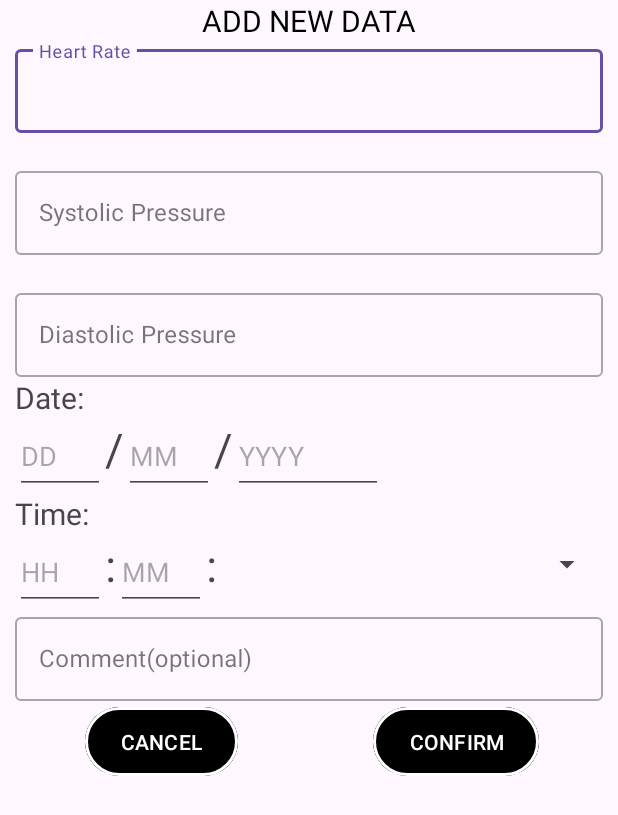
After one commit to taut0logy/Panacea, an Android app: the layout addnew_dialog.xml on its own in the app's theme, with its tools: preview values and no code run, on a phone screen of 412 x 824 dp. The commit adds this screen. Shown: the top 815 px of the screen. Run offline under Robolectric (Android 15) with nearby library versions, the phone set to English and light mode, and no system bars.

Commit message:
additional activities created

```diff
--- a/app/src/main/AndroidManifest.xml
+++ b/app/src/main/AndroidManifest.xml
@@ -26,11 +26,13 @@
             android:theme="@style/Theme.Panacea">
             <intent-filter>
                 <action android:name="android.intent.action.MAIN" />
+
                 <category android:name="android.intent.category.LAUNCHER" />
             </intent-filter>
         </activity>
-        <activity android:name=".MainActivity"
-            android:exported="true"/>
+        <activity
+            android:name=".MainActivity"
+            android:exported="true" />
     </application>
 
 </manifest>
--- /dev/null
+++ b/app/src/main/java/com/project/panacea/HeartRateData.kt
@@ -0,0 +1,23 @@
+package com.project.panacea
+
+object HeartRateData {
+    private var systolicPressure: String = "120"
+    private var diastolicPressure: String = "80"
+
+    fun getSystolicPressure(): String {
+        return systolicPressure
+    }
+
+    fun setSystolicPressure(newPressure: String) {
+        systolicPressure = newPressure
+    }
+
+    fun getDiastolicPressure(): String {
+        return diastolicPressure
+    }
+
+    fun setDiastolicPressure(newPressure: String) {
+        diastolicPressure = newPressure
+    }
+
+}
--- a/app/src/main/java/com/project/panacea/HomeActivity.kt
+++ b/app/src/main/java/com/project/panacea/HomeActivity.kt
@@ -16,16 +16,12 @@ class HomeActivity : AppCompatActivity() {
         super.onCreate(savedInstanceState)
         enableEdgeToEdge()
         setContentView(R.layout.activity_home)
-//        ViewCompat.setOnApplyWindowInsetsListener(findViewById(R.id.main)) { v, insets ->
-//            val systemBars = insets.getInsets(WindowInsetsCompat.Type.systemBars())
-//            v.setPadding(systemBars.left, systemBars.top, systemBars.right, systemBars.bottom)
-//            insets
-//        }
+
         val recordsCardView = findViewById<CardView>(R.id.records)
 
         recordsCardView.setOnClickListener {
-            Toast.makeText(this, "Intent is not null", Toast.LENGTH_SHORT).show()
-                startActivity(intent);
+            val intent = Intent(this, RecordActivity::class.java)
+            startActivity(intent);
         }
     }
 }
--- a/app/src/main/java/com/project/panacea/RecordActivity.kt
+++ b/app/src/main/java/com/project/panacea/RecordActivity.kt
@@ -1,9 +1,13 @@
 package com.project.panacea
 
+import android.app.Dialog
 import android.os.Bundle
 import android.widget.Button
+import android.widget.EditText
+import android.widget.Spinner
 import androidx.activity.enableEdgeToEdge
 import androidx.appcompat.app.AppCompatActivity
+import android.widget.ArrayAdapter
 import androidx.core.view.ViewCompat
 import androidx.core.view.WindowInsetsCompat
 
@@ -13,13 +17,27 @@ class RecordActivity : AppCompatActivity() {
         super.onCreate(savedInstanceState)
         enableEdgeToEdge()
         setContentView(R.layout.activity_record)
-//        ViewCompat.setOnApplyWindowInsetsListener(findViewById(R.id.main)) { v, insets ->
-//            val systemBars = insets.getInsets(WindowInsetsCompat.Type.systemBars())
-//            v.setPadding(systemBars.left, systemBars.top, systemBars.right, systemBars.bottom)
-//            insets
-//        }
-        var addBtn = findViewById<Button>(R.id.add_new);
-        addBtn.setOnClickListener {
+
+        val systolicPressure = HeartRateData.getSystolicPressure()
+        val diastolicPressure = HeartRateData.getDiastolicPressure()
+
+        var addNewBtn = findViewById<Button>(R.id.add_new);
+        var statBtn = findViewById<Button>(R.id.stats);
+        addNewBtn.setOnClickListener {
+            val dialog = Dialog(this)
+            dialog.setContentView(R.layout.addnew_dialog)
+            val spinner: Spinner = dialog.findViewById(R.id.spinner)
+            val items = arrayOf("AM", "PM")
+            val adapter = ArrayAdapter(this, android.R.layout.simple_spinner_item, items)
+            spinner.adapter = adapter
+            dialog.findViewById<Button>(R.id.Cancel).setOnClickListener {
+                dialog.dismiss()
+            }
+
+            dialog.findViewById<Button>(R.id.Add).setOnClickListener {
+
+            }
+
 
         }
     }
--- a/app/src/main/res/layout/activity_home.xml
+++ b/app/src/main/res/layout/activity_home.xml
@@ -59,6 +59,7 @@
                         android:layout_width="match_parent"
                         android:layout_height="wrap_content"
                         android:text="Doctors"
+                        android:lines="2"
                         android:textStyle="bold"
                         android:textSize="20sp"
                         android:textColor="#000"
@@ -91,6 +92,7 @@
                         android:layout_width="match_parent"
                         android:layout_height="wrap_content"
                         android:text="Medicine"
+                        android:lines="2"
                         android:textStyle="bold"
                         android:textSize="20sp"
                         android:textColor="#000"
@@ -123,6 +125,7 @@
                         android:layout_width="match_parent"
                         android:layout_height="wrap_content"
                         android:text="Reminder"
+                        android:lines="2"
                         android:textStyle="bold"
                         android:textSize="20sp"
                         android:textColor="#000"
--- a/app/src/main/res/layout/activity_record.xml
+++ b/app/src/main/res/layout/activity_record.xml
@@ -131,10 +131,6 @@
                         android:layout_width="131dp"
                         android:layout_height="144dp"
                         android:layout_centerInParent="true"/>
-                    <!--                        android:background="@drawable/shape_circle_bg"-->
-                    <!--                        android:max="200"-->
-                    <!--                        android:progress="0"-->
-                    <!--                        android:progressDrawable="@drawable/shape_circle_progress" />-->
 
                     <TextView
                         android:id="@+id/textView7"
@@ -260,7 +256,7 @@
                 android:layout_weight="1">
 
                 <Button
-                    android:id="@+id/button3"
+                    android:id="@+id/stats"
                     android:layout_width="wrap_content"
                     android:layout_height="wrap_content"
                     android:layout_centerHorizontal="true"
--- /dev/null
+++ b/app/src/main/res/layout/addnew_dialog.xml
@@ -0,0 +1,298 @@
+<?xml version="1.0" encoding="utf-8"?>
+<ScrollView xmlns:android="http://schemas.android.com/apk/res/android"
+    android:layout_width="wrap_content"
+    android:layout_height="wrap_content"
+    xmlns:app="http://schemas.android.com/apk/res-auto"
+    >
+    <RelativeLayout
+        android:layout_width="wrap_content"
+        android:layout_marginLeft="10dp"
+        android:layout_marginRight="10dp"
+        android:layout_height="wrap_content">
+
+        <RelativeLayout
+            android:id="@+id/header"
+            android:layout_width="match_parent"
+            android:layout_height="wrap_content">
+
+            <TextView
+                android:id="@+id/UpperTxt"
+                android:layout_width="wrap_content"
+                android:layout_height="wrap_content"
+                android:layout_centerHorizontal="true"
+                android:text="ADD NEW DATA"
+                android:textColor="@color/black"
+                android:textSize="20sp">
+
+            </TextView>
+
+        </RelativeLayout>
+
+        <LinearLayout
+            android:id="@+id/alertll1"
+            android:layout_width="match_parent"
+            android:layout_height="wrap_content"
+            android:layout_below="@id/header"
+            android:orientation="vertical">
+            <com.google.android.material.textfield.TextInputLayout
+                android:id="@+id/alert0"
+
+                style="@style/Widget.MaterialComponents.TextInputLayout.OutlinedBox"
+                android:layout_width="match_parent"
+
+                android:layout_height="61dp"
+                app:counterEnabled="true">
+                <com.google.android.material.textfield.TextInputEditText
+                    android:id="@+id/heartrate"
+                    android:layout_width="match_parent"
+                    android:layout_height="wrap_content"
+                    android:hint="Heart Rate"
+                    android:inputType="numberDecimal" />
+            </com.google.android.material.textfield.TextInputLayout>
+
+            <com.google.android.material.textfield.TextInputLayout
+                android:id="@+id/alert1"
+
+                style="@style/Widget.MaterialComponents.TextInputLayout.OutlinedBox"
+                android:layout_width="match_parent"
+                android:layout_height="61dp"
+                android:layout_marginTop="20dp"
+                app:counterEnabled="true">
+
+                <com.google.android.material.textfield.TextInputEditText
+                    android:id="@+id/systolic"
+                    android:layout_width="match_parent"
+                    android:layout_height="wrap_content"
+                    android:hint="Systolic Pressure"
+                    android:inputType="numberDecimal" />
+            </com.google.android.material.textfield.TextInputLayout>
+
+            <com.google.android.material.textfield.TextInputLayout
+                android:id="@+id/alert2"
+                style="@style/Widget.MaterialComponents.TextInputLayout.OutlinedBox"
+                android:layout_width="match_parent"
+                android:layout_height="61dp"
+                android:layout_marginTop="20dp"
+                app:counterEnabled="true">
+
+                <com.google.android.material.textfield.TextInputEditText
+                    android:id="@+id/diastole"
+                    android:layout_width="match_parent"
+                    android:layout_height="wrap_content"
+                    android:hint="Diastolic Pressure"
+                    android:inputType="numberDecimal" />
+            </com.google.android.material.textfield.TextInputLayout>
+
+            <LinearLayout
+                android:layout_width="match_parent"
+                android:layout_height="wrap_content">
+
+                <ImageView
+                    android:layout_width="wrap_content"
+                    android:layout_height="wrap_content"
+                    android:id="@+id/ImgDate"
+
+                    />
+
+                <TextView
+                    android:id="@+id/datetxt"
+                    android:layout_width="wrap_content"
+                    android:layout_height="wrap_content"
+                    android:text="Date:"
+                    android:textSize="20sp" />
+
+
+            </LinearLayout>
+
+
+        </LinearLayout>
+        <LinearLayout
+            android:layout_width="match_parent"
+            android:layout_height="wrap_content"
+            android:layout_below="@id/alertll1"
+            android:id="@+id/alertll3">
+            <EditText
+                android:hint="DD"
+                android:id="@+id/date"
+                android:inputType="numberDecimal"
+
+                android:layout_width="60dp"
+                android:layout_height="50dp"/>
+            <TextView
+                android:layout_width="wrap_content"
+                android:layout_height="wrap_content"
+                android:textSize="30sp"
+                android:text="/"
+
+
+                />
+            <EditText
+                android:hint="MM"
+                android:id="@+id/month"
+                android:layout_width="60dp"
+                android:inputType="numberDecimal"
+                android:layout_height="50dp"/>
+            <TextView
+                android:layout_width="wrap_content"
+                android:layout_height="wrap_content"
+                android:textSize="30sp"
+                android:id="@+id/year"
+                android:text="/"
+
+                />
+            <EditText
+                android:hint="YYYY"
+                android:id="@+id/yearedit"
+                android:inputType="numberDecimal"
+                android:layout_width="100dp"
+                android:layout_height="50dp"/>
+
+
+
+        </LinearLayout>
+        <LinearLayout
+            android:layout_width="match_parent"
+            android:layout_height="wrap_content"
+            android:id="@+id/AlertLL5"
+            android:layout_below="@id/alertll3">
+
+            <ImageView
+                android:layout_width="wrap_content"
+                android:layout_height="wrap_content"
+                android:id="@+id/ImgClc"
+                />
+
+            <TextView
+
+                android:id="@+id/timetxt"
+                android:layout_width="wrap_content"
+                android:layout_height="wrap_content"
+                android:layout_below="@id/alertll3"
+                android:text="Time:"
+                android:textSize="20sp" />
+
+        </LinearLayout>
+
+
+        <LinearLayout
+            android:layout_width="match_parent"
+            android:layout_height="wrap_content"
+            android:id="@+id/alertll4"
+            android:layout_below="@id/AlertLL5"
+            android:orientation="horizontal">
+
+            <EditText
+
+                android:hint="HH"
+                android:id="@+id/hour"
+                android:inputType="numberDecimal"
+                android:layout_width="60dp"
+                android:layout_height="50dp"/>
+
+            <TextView
+                android:layout_width="wrap_content"
+                android:layout_height="wrap_content"
+                android:inputType="numberDecimal"
+                android:text=":"
+
+                android:textSize="30sp"
+
+                />
+            <EditText
+                android:hint="MM"
+                android:id="@+id/minute"
+                android:inputType="numberDecimal"
+                android:layout_width="60dp"
+                android:layout_height="50dp"/>
+            <TextView
+
+                android:layout_width="wrap_content"
+                android:id="@+id/AP"
+                android:layout_height="wrap_content"
+                android:textSize="30sp"
+                android:text=":"/>
+
+            <Spinner
+                android:id="@+id/spinner"
+                android:layout_width="60dp"
+
+                android:layout_height="40dp"
+                android:spinnerMode="dropdown"
+
+                android:layout_weight="1" />
+
+
+        </LinearLayout>
+        <com.google.android.material.textfield.TextInputLayout
+            android:id="@+id/CommentL"
+            android:layout_below="@id/alertll4"
+            style="@style/Widget.MaterialComponents.TextInputLayout.OutlinedBox"
+            android:layout_width="match_parent"
+            android:layout_height="61dp"
+
+            app:counterEnabled="true">
+
+            <com.google.android.material.textfield.TextInputEditText
+                android:id="@+id/comment"
+                android:layout_width="match_parent"
+                android:layout_height="wrap_content"
+                android:hint="Comment(optional)"
+                android:inputType="textImeMultiLine" />
+        </com.google.android.material.textfield.TextInputLayout>
+
+        <LinearLayout
+            android:layout_width="match_parent"
+            android:layout_height="wrap_content"
+            android:orientation="horizontal"
+            android:layout_below="@id/CommentL">
+
+            <RelativeLayout
+                android:layout_width="0dp"
+                android:layout_height="wrap_content"
+                android:layout_weight="1">
+
+                <Button
+                    android:id="@+id/Cancel"
+                    android:layout_width="wrap_content"
+                    android:layout_height="54dp"
+                    android:layout_centerHorizontal="true"
+
+                    android:backgroundTint="@android:color/background_dark"
+                    android:text="CANCEL"
+                    app:cornerRadius="50dp"
+                    app:strokeColor="@color/white"
+                    app:strokeWidth="2dp" />
+            </RelativeLayout>
+
+            <RelativeLayout
+                android:layout_width="0dp"
+                android:layout_height="wrap_content"
+                android:layout_weight="1">
+
+                <Button
+                    android:id="@+id/Add"
+                    android:layout_width="wrap_content"
+                    android:layout_height="54dp"
+                    android:layout_centerHorizontal="true"
+
+
+                    android:backgroundTint="@android:color/background_dark"
+                    android:text="CONFIRM"
+                    app:cornerRadius="50dp"
+                    app:strokeColor="@color/white"
+                    app:strokeWidth="2dp" />
+
+            </RelativeLayout>
+
+
+
+
+        </LinearLayout>
+
+    </RelativeLayout>
+
+
+
+
+
+</ScrollView>
```
Also changed, not shown: app/src/main/res/drawable/background.jpg (added), app/src/main/res/drawable/signup_bg.jpg (added), 1 other file.
